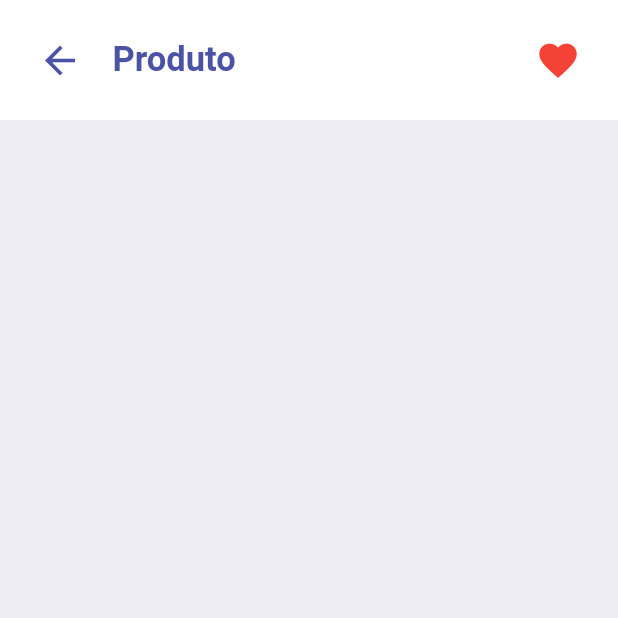
After one commit to leandrorochaadm/app_shopping, a Flutter app: the ItemPage screen opened by its route, on a phone screen of 412 x 824 dp, the top half of it. The commit adds this screen. Run offline on Flutter 3.47's test engine with Material 2 defaults, Android fonts, the phone set to English and light mode, and no system bars; our stand-ins replace badges, curved_navigation_bar.

Commit message:
ItemPage: ItemAppBar

```diff
--- a/lib/main.dart
+++ b/lib/main.dart
@@ -35,6 +35,7 @@ class MyApp extends StatelessWidget {
       routes: {
         "/": (context) => const HomePage(),
         "cartPage": (context) => const CartPage(),
+        "itemPage": (context) => const ItemPage(),
       },
       initialRoute: "/",
     );
--- /dev/null
+++ b/lib/pages/item_page.dart
@@ -0,0 +1,18 @@
+import 'package:flutter/material.dart';
+import 'package:shopping_app/constants/colors.dart';
+
+import '../widgets/widgets.dart';
+
+class ItemPage extends StatelessWidget {
+  const ItemPage({Key? key}) : super(key: key);
+
+  @override
+  Widget build(BuildContext context) {
+    return Scaffold(
+      backgroundColor: kSecondaryColor,
+      body: ListView(children: [
+        ItemAppBar(),
+      ]),
+    );
+  }
+}
--- a/lib/pages/pages.dart
+++ b/lib/pages/pages.dart
@@ -1,2 +1,3 @@
 export 'cart_page.dart';
 export 'home_page.dart';
+export 'item_page.dart';
--- /dev/null
+++ b/lib/widgets/item_app_bar.dart
@@ -0,0 +1,42 @@
+import 'package:flutter/material.dart';
+
+import '../../constants/colors.dart';
+
+class ItemAppBar extends StatelessWidget {
+  const ItemAppBar({Key? key}) : super(key: key);
+
+  @override
+  Widget build(BuildContext context) {
+    return Container(
+      color: Colors.white,
+      padding: const EdgeInsets.all(25),
+      child: Row(children: [
+        InkWell(
+          onTap: () => Navigator.pop(context),
+          child: const Icon(
+            Icons.arrow_back,
+            color: kPrimaryColor,
+            size: 30,
+          ),
+        ),
+        const Padding(
+          padding: EdgeInsets.only(left: 20),
+          child: Text(
+            "Produto",
+            style: TextStyle(
+              fontSize: 23,
+              fontWeight: FontWeight.bold,
+              color: kPrimaryColor,
+            ),
+          ),
+        ),
+        const Spacer(),
+        const Icon(
+          Icons.favorite,
+          size: 30,
+          color: Colors.red,
+        )
+      ]),
+    );
+  }
+}
--- a/lib/widgets/items_widget.dart
+++ b/lib/widgets/items_widget.dart
@@ -43,7 +43,7 @@ class ItemsWidget extends StatelessWidget {
                       const Icon(Icons.favorite_border, color: Colors.red),
                     ]),
                 InkWell(
-                  onTap: () {},
+                  onTap: () => Navigator.pushNamed(context, 'itemPage'),
                   child: Container(
                     margin: const EdgeInsets.all(10),
                     child: Image.asset('images/1.png', height: 120, width: 120),
--- a/lib/widgets/widgets.dart
+++ b/lib/widgets/widgets.dart
@@ -3,4 +3,5 @@ export 'cart_botton_nav_bar.dart';
 export 'cart_item_samples.dart';
 export 'categories_widget.dart';
 export 'home_app_bar.dart';
+export 'item_app_bar.dart';
 export 'items_widget.dart';
```
